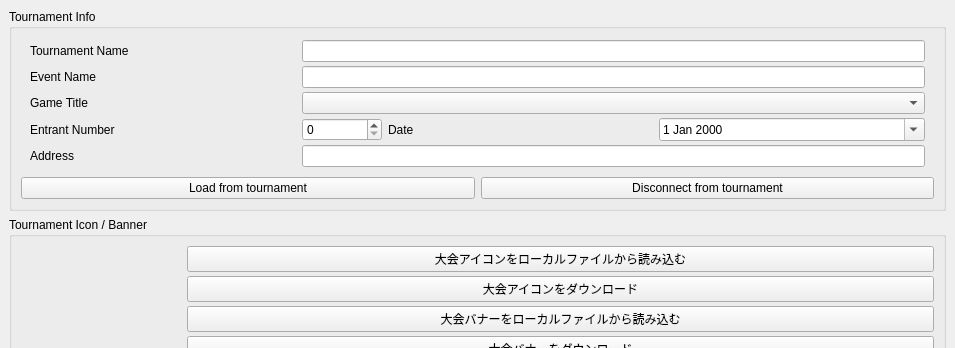
Old version of the form src/layout/AutonaTournamentInfo.ui in the repository yuya-tagu/Autona; both pictures show x 0 to 955 and y 0 to 348 of the 955 by 603 pixel window.
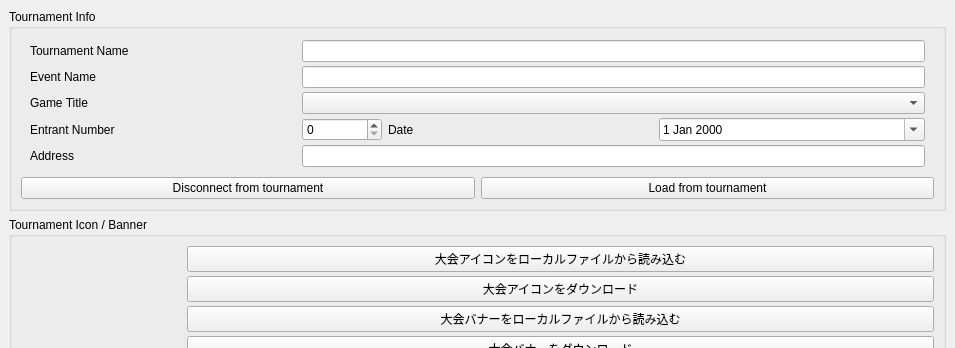
New version of the form.

Diff of the .ui file:
```diff
--- a/src/layout/AutonaTournamentInfo.ui
+++ b/src/layout/AutonaTournamentInfo.ui
@@ -152,16 +152,16 @@
        <item>
         <layout class="QHBoxLayout" name="tournamentActionRow">
          <item>
-          <widget class="QPushButton" name="btLoadInfoFromTournament">
+          <widget class="QPushButton" name="btClearInfo">
            <property name="text">
-            <string>Load from tournament</string>
+            <string>Disconnect from tournament</string>
            </property>
           </widget>
          </item>
          <item>
-          <widget class="QPushButton" name="btClearInfo">
+          <widget class="QPushButton" name="btLoadInfoFromTournament">
            <property name="text">
-            <string>Disconnect from tournament</string>
+            <string>Load from tournament</string>
            </property>
           </widget>
          </item>
```
